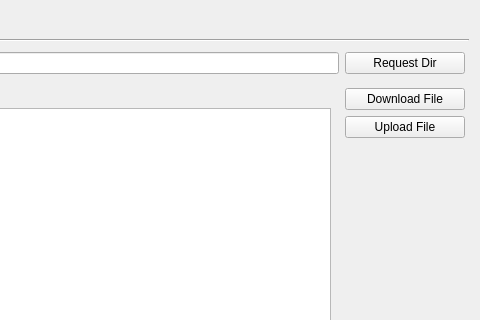
Old version of the form Server/FileTransferWindow.ui in the repository kevinhaeni/QT-Cpp-Network-Filetransfer; both pictures show x 537 to 1017 and y 0 to 320 of the 1017 by 602 pixel window.
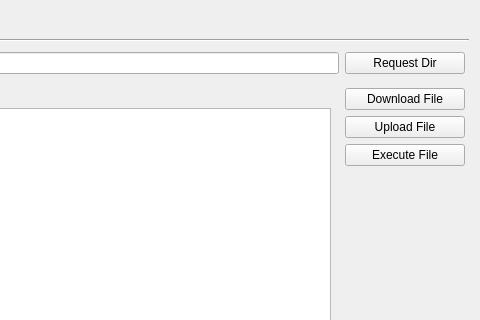
New version of the form.

```diff
--- a/Server/FileTransferWindow.ui
+++ b/Server/FileTransferWindow.ui
@@ -221,6 +221,13 @@
          </property>
         </widget>
        </item>
+       <item>
+        <widget class="QPushButton" name="btnExecuteFile">
+         <property name="text">
+          <string>Execute File</string>
+         </property>
+        </widget>
+       </item>
        <item>
         <spacer name="verticalSpacer">
          <property name="orientation">
```
